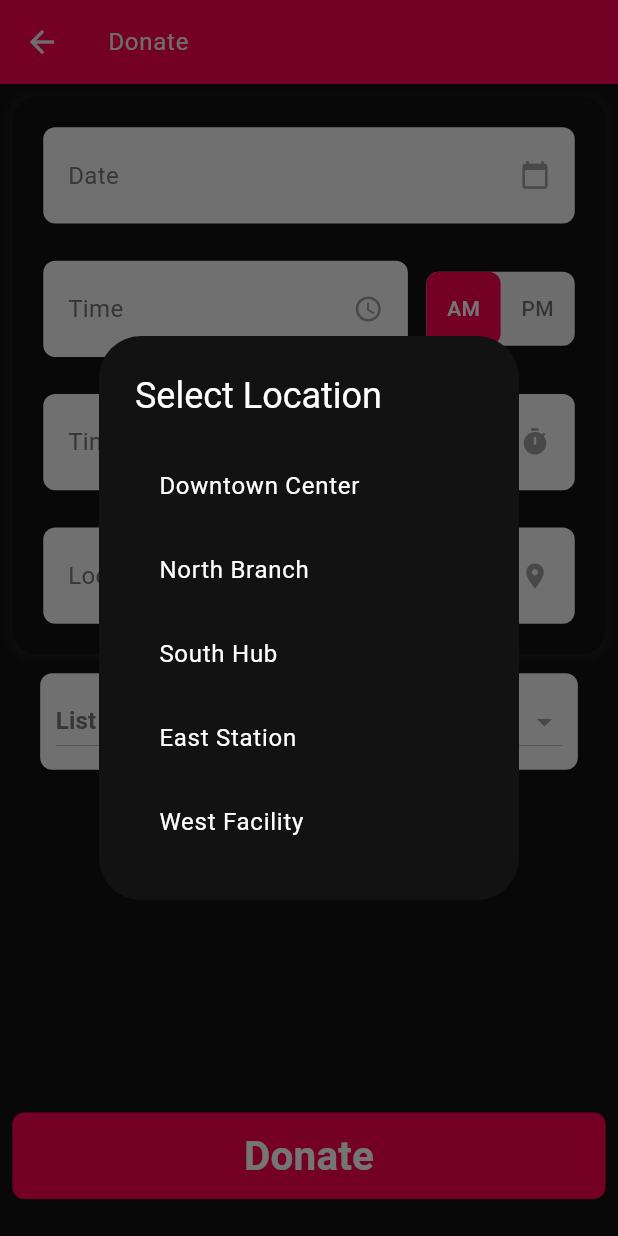
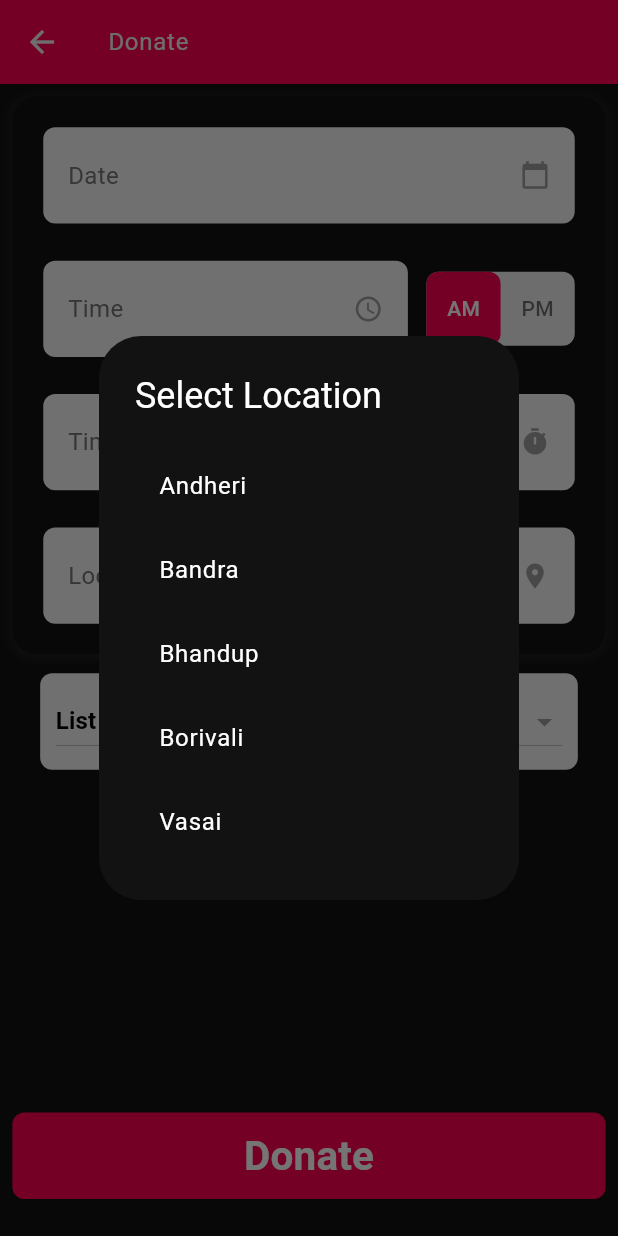
Before and after one commit to CodeWithDubeyji/AB2_07, a Flutter app: the HomeScreen screen opened by its route, item 2 of the bottom bar chosen, after a tap on "Location", on a phone screen of 412 x 824 dp. Run offline on Flutter 3.47's test engine with Material 3 defaults, Android fonts, the phone set to English and light mode, and no system bars.

Commit message:
Final Touches added

```diff
--- a/frontend/my_app/lib/provider/donate_provider.dart
+++ b/frontend/my_app/lib/provider/donate_provider.dart
@@ -17,7 +17,13 @@ class DonateProvider extends ChangeNotifier {
   String? _selectedLocation;
 
   String? _selectedCampaign;
-  List<String> availableCampaigns = ["abara", "bbara", "cbara", "dbara", "ebara", "fbara", "gbara", "hbara", "ibara", "jbara", "kbara", "lbara", "mbara", "nbara", "obara", "pbara", "qbara", "rbara", "sbara", "tbara", "ubara", "vbara", "wbara", "xbara", "ybara", "zbara"];
+  List<String> availableCampaigns = [
+    "NSS Blood Donation Camp",
+    "Red Cross Blood Drive",
+    "Community Blood Donation Event",
+    "Hospital Blood Donation Campaign",
+    "University Blood Donation Drive"
+  ];
 
   String? get selectedCampaign => _selectedCampaign;
 
--- a/frontend/my_app/lib/provider/home_screen_provider.dart
+++ b/frontend/my_app/lib/provider/home_screen_provider.dart
@@ -2,12 +2,12 @@ import 'package:flutter/material.dart';
 
 class HomeProvider extends ChangeNotifier {
   // User info
-  final String userName = "DHRUV CHAUHAN";
+  final String userName = "HIMANSHU MISHRA";
   final String bloodGroup = "B-";
 
   // Profile info - added new section for profile data
-  final String userProfileName = "FELIX GORDON"; // Used in profile screen
-  final String userProfilePhoto = ""; // Would contain URL in real app
+  //final String userProfileName = "FELIX GORDON"; // Used in profile screen
+  //final String userProfilePhoto = ""; // Would contain URL in real app
 
   // Data for carousel cards
   final List<Map<String, dynamic>> carouselItems = [
--- a/frontend/my_app/lib/provider/login_provider.dart
+++ b/frontend/my_app/lib/provider/login_provider.dart
@@ -87,14 +87,20 @@ class LoginProvider extends ChangeNotifier {
       _generalError = null;
       notifyListeners();
 
-      // Implement actual login logic here
-      // This would typically involve an API call
+      // Mock email and password for testing
+      const mockEmail = "test@example.com";
+      const mockPassword = "password123";
 
-      // For now, just simulate a network delay
+      // Simulate a network delay
       await Future.delayed(const Duration(seconds: 1));
 
-      // Simulate success (in a real app, this would be based on API response)
-      return true;
+      // Check if the provided email and password match the mock credentials
+      if (_email == mockEmail && _password == mockPassword) {
+        return true;
+      } else {
+        _generalError = "Invalid email or password";
+        return false;
+      }
     } catch (e) {
       _generalError = "Failed to login: ${e.toString()}";
       return false;
@@ -103,7 +109,6 @@ class LoginProvider extends ChangeNotifier {
       notifyListeners();
     }
   }
-
   Future<bool> loginWithSocialMedia(AuthMethod method) async {
     try {
       _isLoading = true;
--- a/frontend/my_app/lib/screens/donate_form.dart
+++ b/frontend/my_app/lib/screens/donate_form.dart
@@ -38,7 +38,6 @@ class _DonateScreenContent extends StatelessWidget {
               homeProvider.setSelectedTabIndex(0);
 
               Navigator.of(context).pop();
-
             }),
       ),
       body: SafeArea(
@@ -167,11 +166,12 @@ class _DonateScreenContent extends StatelessWidget {
                                 content: Column(
                                   mainAxisSize: MainAxisSize.min,
                                   children: [
-                                    'Downtown Center',
-                                    'North Branch',
-                                    'South Hub',
-                                    'East Station',
-                                    'West Facility',
+                                    'Andheri',
+                                    'Bandra',
+                                    'Bhandup',
+                                    'Borivali',
+                                    'Vasai',
+
                                   ]
                                       .map((location) => ListTile(
                                             title: Text(location),
@@ -221,6 +221,7 @@ class _DonateScreenContent extends StatelessWidget {
                                   content:
                                       Text('Donation scheduled successfully!')),
                             );
+                            Navigator.pop(context);
                             // Navigate back or to confirmation screen
                             // Navigator.of(context).pop();
                           }
@@ -309,13 +310,16 @@ class _DonateScreenContent extends StatelessWidget {
           isExpanded: true,
           hint: Text(
             'List of available campaigns on this date',
-            style: TextStyle(color: Colors.grey.shade600, fontSize: 16),
+            style: TextStyle(color: Colors.black, fontSize: 16),
           ),
           value: provider.selectedCampaign,
           items: provider.availableCampaigns.map((String campaign) {
             return DropdownMenuItem<String>(
               value: campaign,
-              child: Text(campaign),
+              child: Text(
+                campaign,
+                style: TextStyle(color: Colors.black),
+              ),
             );
           }).toList(),
           onChanged: provider.selectedTime != null
--- a/frontend/my_app/lib/screens/home_screen.dart
+++ b/frontend/my_app/lib/screens/home_screen.dart
@@ -692,7 +692,7 @@ class _HomeScreenState extends State<HomeScreen> {
                     ),
                     const SizedBox(height: 4),
                     Text(
-                      'INVITE YOUR FRIENDS OR FAMILY MEMBERS TO DONATE A BLOOD',
+                      'INVITE YOUR FRIENDS OR FAMILY MEMBERS TO DONATE BLOOD',
                       style: theme.textTheme.bodySmall,
                     ),
                   ],
--- a/frontend/my_app/lib/screens/login.dart
+++ b/frontend/my_app/lib/screens/login.dart
@@ -159,9 +159,8 @@ class LoginScreen extends StatelessWidget {
                       : () async {
                           if (await provider.login()) {
                             // Navigate to home screen on success
-                            ScaffoldMessenger.of(context).showSnackBar(
-                              SnackBar(content: Text('Login successful!')),
-                            );
+
+                            Navigator.pushNamed(context, '/home');
                           }
                         },
                   style: ElevatedButton.styleFrom(
```
